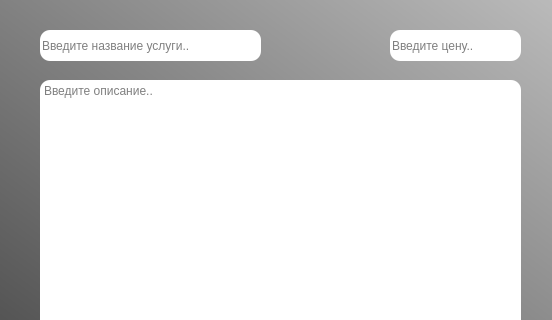
Above: Interfaces/UI/NotaryWindows/DealAddWindow.ui from Student7751/CourseWork before the change; both pictures show x 0 to 552 and y 0 to 320 of the 552 by 461 pixel window. Below: the same form after it.
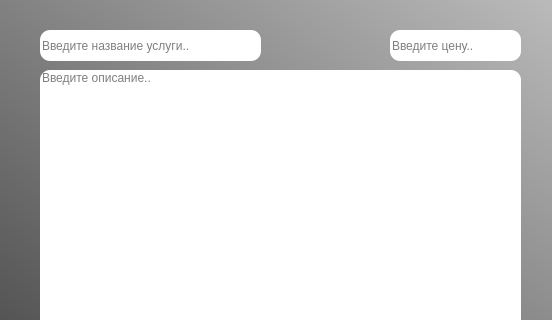
That is the form after the change.

What changed in the file:
```diff
--- a/Interfaces/UI/NotaryWindows/DealAddWindow.ui
+++ b/Interfaces/UI/NotaryWindows/DealAddWindow.ui
@@ -62,24 +62,7 @@
      <string>Введите цену..</string>
     </property>
    </widget>
-   <widget class="QTextEdit" name="textEdit">
-    <property name="geometry">
-     <rect>
-      <x>40</x>
-      <y>80</y>
-      <width>481</width>
-      <height>311</height>
-     </rect>
-    </property>
-    <property name="styleSheet">
-     <string notr="true">border-radius: 10px;
-background: white;</string>
-    </property>
-    <property name="placeholderText">
-     <string>Введите описание..</string>
-    </property>
-   </widget>
-   <widget class="QPushButton" name="pushButton">
+   <widget class="QPushButton" name="cancelBtn">
     <property name="geometry">
      <rect>
       <x>380</x>
@@ -129,6 +112,25 @@
      <string>ДОБАВИТЬ</string>
     </property>
    </widget>
+   <widget class="QLineEdit" name="dealDescr">
+    <property name="geometry">
+     <rect>
+      <x>40</x>
+      <y>70</y>
+      <width>481</width>
+      <height>321</height>
+     </rect>
+    </property>
+    <property name="styleSheet">
+     <string notr="true">border-radius: 10px;</string>
+    </property>
+    <property name="alignment">
+     <set>Qt::AlignLeading|Qt::AlignLeft|Qt::AlignTop</set>
+    </property>
+    <property name="placeholderText">
+     <string>Введите описание..</string>
+    </property>
+   </widget>
   </widget>
  </widget>
  <resources>
```
Left out of the diff: 8 changed lines with no effect on the pictures.
